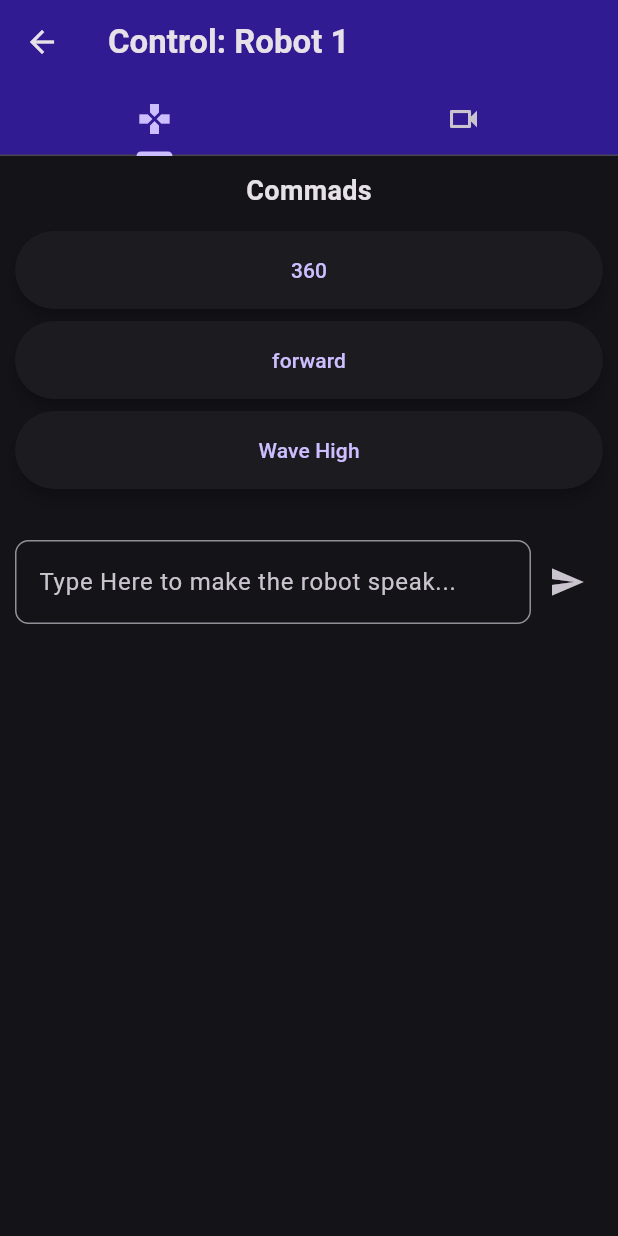
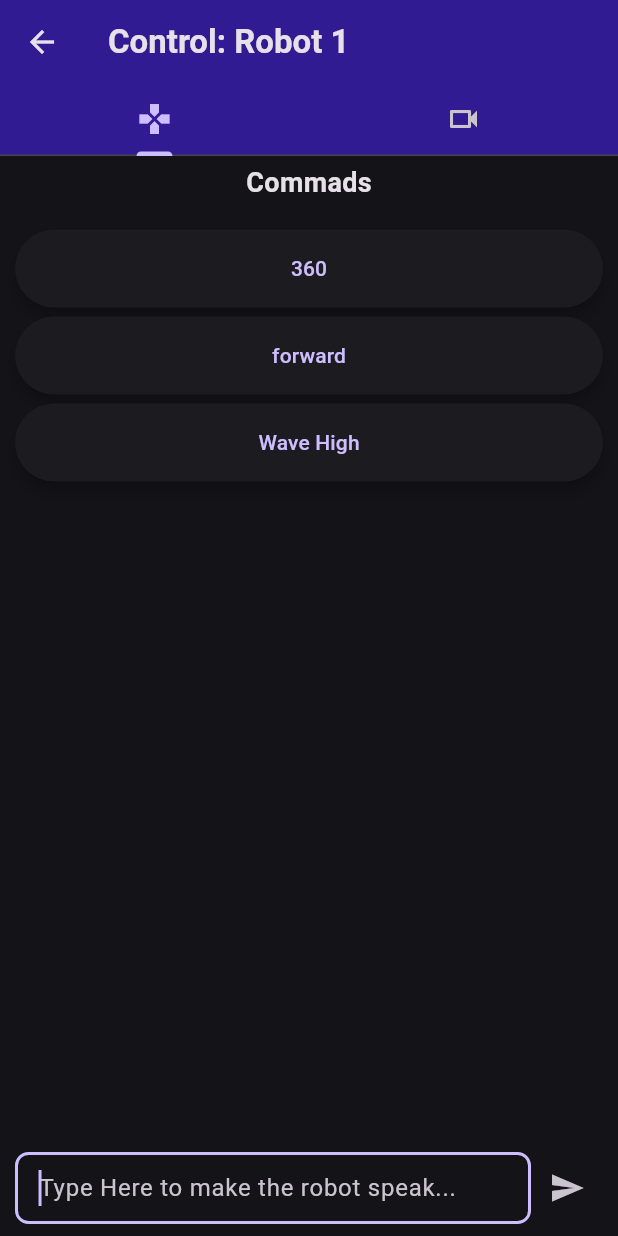
Before and after one commit to Bedestrian/Martus_Intern_Project, a Flutter app: the screen it shows after launch, after a tap on "Robot 1", on a phone screen of 412 x 824 dp. Run offline on Flutter 3.47's test engine with Material 3 defaults, Android fonts, the phone set to English and light mode, and no system bars; missing offline and left inert: flutter_vlc_player, gamepads, mqtt_client.

```diff
--- a/robot_control_app/lib/main.dart
+++ b/robot_control_app/lib/main.dart
@@ -2,6 +2,7 @@ import 'package:flutter/material.dart';
 import 'package:provider/provider.dart';
 import 'package:robot_control_app/controllers/command_controller.dart';
 import 'package:robot_control_app/pages/command_page.dart';
+import 'package:robot_control_app/services/gamepad_service.dart';
 import 'pages/home_page.dart';
 import 'services/mqtt_service.dart';
 
@@ -10,10 +11,17 @@ void main() async {
 
   final mqttService = MqttService('192.168.0.119'); // your MQTT broker IP
   await mqttService.connect();
+  final commandController = CommandController(mqttService);
+  final gamepadService = GamepadService(commandController);
+  await gamepadService.start();
 
   runApp(
-    ChangeNotifierProvider(
-      create: (_) => CommandController(mqttService),
+    MultiProvider(
+      providers: [
+        ChangeNotifierProvider(create: (_) => commandController),
+        ChangeNotifierProvider(create: (_) => gamepadService),
+      ],
+
       child: MyApp(),
     ),
   );
--- a/robot_control_app/lib/pages/command_page.dart
+++ b/robot_control_app/lib/pages/command_page.dart
@@ -1,18 +1,64 @@
+import 'dart:async';
+
 import 'package:flutter/material.dart';
+import 'package:gamepads/gamepads.dart';
 import '../widgets/cameras_widget.dart';
 import '../widgets/command_widget.dart';
 
-class CommandPage extends StatelessWidget {
+class CommandPage extends StatefulWidget {
   const CommandPage({super.key});
+
+  @override
+  State<CommandPage> createState() => _CommandPageState();
+}
+
+class _CommandPageState extends State<CommandPage>
+    with TickerProviderStateMixin {
+  late TabController _tabController;
+  StreamSubscription? _gamepadSub;
+
+  @override
+  void initState() {
+    super.initState();
+    _tabController = TabController(length: 2, vsync: this);
+
+    _listenToGamepadEvents();
+  }
+
+  void _listenToGamepadEvents() {
+    _gamepadSub = Gamepads.events.listen((event) {
+      double value = event.value;
+      //print(_tabController.index);
+      if (event.key == 'AXIS_HAT_X') {
+        //print(event.value);
+        if (value == -1.0) {
+          //print('here');
+          if (_tabController.index > 0) {
+            _tabController.animateTo(0);
+          }
+        } else if (value == 1.0) {
+          if (_tabController.index < _tabController.length - 1) {
+            _tabController.animateTo(1);
+          }
+        }
+      }
+    });
+  }
+
+  @override
+  void dispose() {
+    _tabController.dispose();
+    _gamepadSub?.cancel();
+    super.dispose();
+  }
 
   @override
   Widget build(BuildContext context) {
     final String robotName =
         ModalRoute.of(context)?.settings.arguments as String;
 
-    return DefaultTabController(
-      length: 2,
-      child: Scaffold(
+    return Scaffold(
+      resizeToAvoidBottomInset: true,
       appBar: AppBar(
         title: Text(
           'Control: $robotName',
@@ -20,13 +66,17 @@ class CommandPage extends StatelessWidget {
         ),
         backgroundColor: Colors.deepPurple.shade900,
         bottom: TabBar(
-            tabs: [
+          controller: _tabController, // ✅ Use your controller here
+          tabs: const [
             Tab(icon: Icon(Icons.gamepad)),
             Tab(icon: Icon(Icons.videocam_outlined)),
           ],
         ),
       ),
-        body: TabBarView(
+      body: GestureDetector(
+        onTap: () => FocusScope.of(context).unfocus(),
+        child: TabBarView(
+          controller: _tabController, // ✅ And here too
           children: [
             CommandWidget(robotName: robotName),
             CamerasWidget(robotName: robotName),
--- /dev/null
+++ b/robot_control_app/lib/services/gamepad_service.dart
@@ -0,0 +1,63 @@
+import 'dart:async';
+import 'package:flutter/material.dart';
+import 'package:gamepads/gamepads.dart';
+
+import '../controllers/command_controller.dart';
+import '../models/commands_model.dart';
+
+class GamepadService with ChangeNotifier {
+  final CommandController controller;
+  Timer? _pollTimer;
+  bool _isConnected = false;
+
+  bool get isConnected => _isConnected;
+
+  GamepadService(this.controller);
+
+  Future<void> start() async {
+    WidgetsBinding.instance.addPostFrameCallback((_) async {
+      final gamepads = await Gamepads.list(); // SAFE here
+
+      _isConnected = gamepads.isNotEmpty;
+      notifyListeners();
+
+      _pollTimer = Timer.periodic(Duration(milliseconds: 50), (_) async {
+        final gamepads = await Gamepads.list();
+        final hasGamepad = gamepads.isNotEmpty;
+        double lastLx = 0.0;
+        double lastLy = 0.0;
+
+        // Gamepads.events.listen((event) {
+        //   print('Event: ${event.key}, Value: ${event.value}');
+        // });
+
+        if (_isConnected != hasGamepad) {
+          _isConnected = hasGamepad;
+          notifyListeners();
+        }
+
+        if (!hasGamepad) return;
+
+        Gamepads.events.listen((event) {
+          if (event.key == 'AXIS_X' || event.key == 'AXIS_Y') {
+            final lx = (event.key == 'AXIS_X') ? event.value : lastLx;
+            final ly = (event.key == 'AXIS_Y') ? event.value : lastLy;
+
+            lastLx = lx;
+            lastLy = ly;
+
+            controller.sendCommand(
+              CommandsModel(
+                name: 'Joystick',
+                topic: 'robot/joystick',
+                payload: '{"lx": $lx, "ly": $ly}',
+              ),
+            );
+          }
+        });
+      });
+    });
+  }
+
+  void stop() => _pollTimer?.cancel();
+}
--- a/robot_control_app/lib/widgets/command_widget.dart
+++ b/robot_control_app/lib/widgets/command_widget.dart
@@ -12,17 +12,18 @@ class CommandWidget extends StatelessWidget {
   Widget build(BuildContext context) {
     final controller = Provider.of<CommandController>(context);
 
-    return ListView(
+    return Column(
       children: [
-        Column(children: [commandText(), commandButtons(controller)]),
-        ttsField(controller),
+        commandText(),
+        Expanded(child: commandButtons(controller)),
+        SafeArea(child: ttsField(controller)),
       ],
     );
   }
 
   Padding commandText() {
     return Padding(
-      padding: const EdgeInsets.all(10.0),
+      padding: const EdgeInsets.all(5.0),
       child: Text(
         'Commads',
         style: TextStyle(fontSize: 18, fontWeight: FontWeight.bold),
@@ -30,16 +31,14 @@ class CommandWidget extends StatelessWidget {
     );
   }
 
-  Container commandButtons(CommandController controller) {
-    return Container(
-      height: 200,
-      padding: const EdgeInsets.symmetric(horizontal: 10),
-      child: ListView.builder(
+  ListView commandButtons(CommandController controller) {
+    return ListView.builder(
+      padding: const EdgeInsets.all(10),
       itemCount: controller.commands.length,
       itemBuilder: (BuildContext context, int index) {
         final command = controller.commands[index];
         return Padding(
-            padding: const EdgeInsets.symmetric(vertical: 4.0),
+          padding: const EdgeInsets.symmetric(vertical: 3.0),
           child: ElevatedButton(
             onPressed: () => controller.sendCommand(command),
             style: ElevatedButton.styleFrom(
@@ -47,34 +46,33 @@ class CommandWidget extends StatelessWidget {
                 borderRadius: BorderRadius.circular(30.0),
               ),
               elevation: 4,
-                padding: const EdgeInsets.symmetric(
-                  vertical: 16,
-                  horizontal: 20,
-                ),
+              padding: const EdgeInsets.symmetric(vertical: 16, horizontal: 20),
             ),
 
             child: Text(command.name),
           ),
         );
       },
-      ),
     );
   }
 
   //text field for send tts messages to the robot
-  Padding ttsField(CommandController controller) {
-    return Padding(
-      padding: const EdgeInsets.all(10.0),
+  SafeArea ttsField(CommandController controller) {
+    return SafeArea(
+      child: Container(
+        padding: const EdgeInsets.symmetric(horizontal: 10, vertical: 8),
         child: Row(
           children: [
             Expanded(
               child: TextField(
+                autofocus: true,
                 controller: ttsController,
                 decoration: InputDecoration(
                   border: OutlineInputBorder(
                     borderRadius: BorderRadius.all(Radius.circular(9.0)),
                   ),
                   hintText: 'Type Here to make the robot speak... ',
+                  contentPadding: const EdgeInsets.symmetric(horizontal: 12),
                 ),
               ),
             ),
@@ -93,6 +91,7 @@ class CommandWidget extends StatelessWidget {
             ),
           ],
         ),
+      ),
     );
   }
 }
```
Also changed, not shown: 1 other file. Lines whose indentation alone changed are shown as unchanged.
